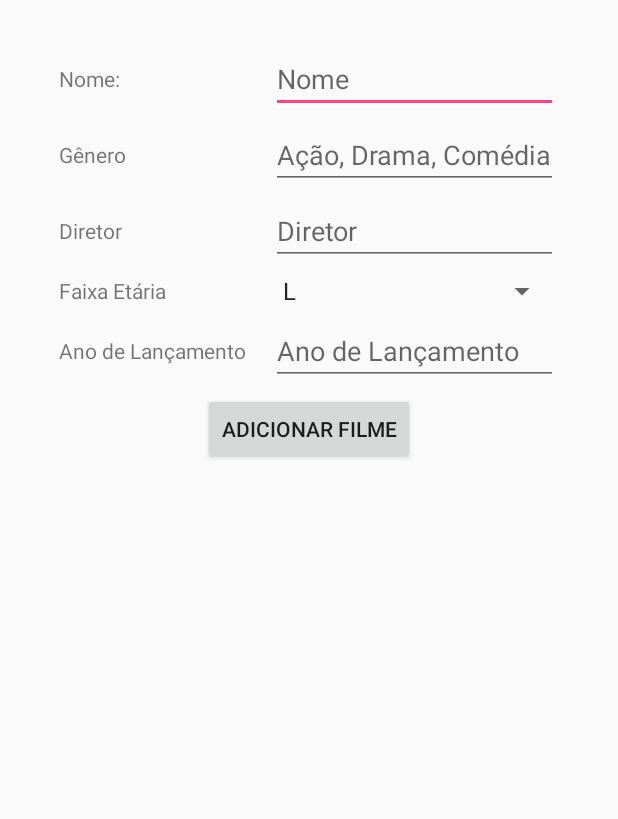
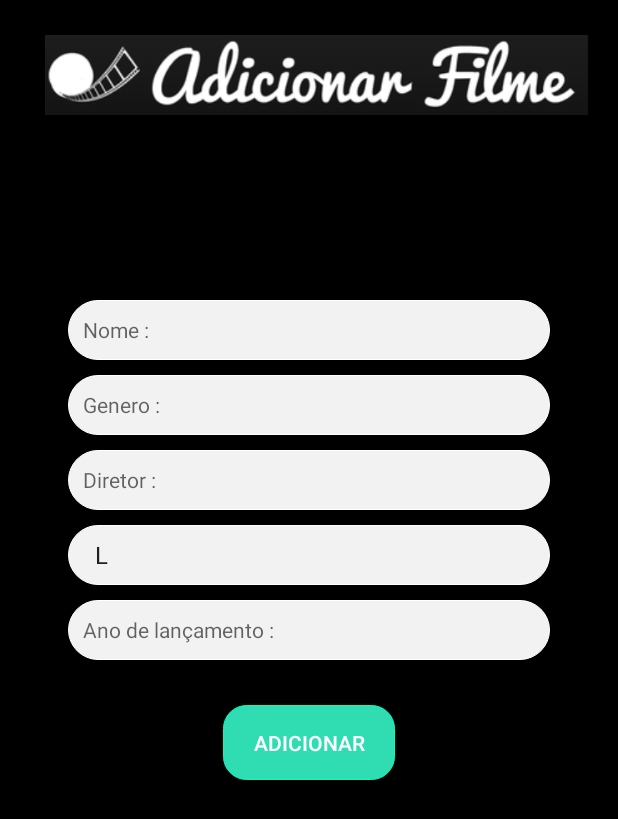
Before and after one commit to mtgo007/TP-01, an Android app: the AddFilme screen opened directly, with no data from a screen before it, on a phone screen of 412 x 824 dp. Shown: the top 819 px of the screen. Run offline under Robolectric (Android 15) with nearby library versions, the phone set to English and light mode, and no system bars; our stand-ins replace Firebase (no records; nobody signed in at launch, a user with empty details on screens opened directly); 1 statement that could not run was skipped.

```diff
--- a/app/build.gradle
+++ b/app/build.gradle
@@ -16,6 +16,7 @@ android {
             proguardFiles getDefaultProguardFile('proguard-android.txt'), 'proguard-rules.pro'
         }
     }
+    sourceSets { main { assets.srcDirs = ['src/main/assets', 'src/main/assets/fonts'] } }
 }
 
 dependencies {
--- a/app/src/main/java/com/mtgo007/movies/MainActivity.java
+++ b/app/src/main/java/com/mtgo007/movies/MainActivity.java
@@ -19,6 +19,8 @@ import com.google.firebase.database.ValueEventListener;
 public class MainActivity extends AppCompatActivity {
 
     private DatabaseReference mDatabase;
+
+
 
     @Override
     protected void onCreate(Bundle savedInstanceState) {
--- a/app/src/main/res/layout/activity_add_filme.xml
+++ b/app/src/main/res/layout/activity_add_filme.xml
@@ -1,93 +1,182 @@
 <?xml version="1.0" encoding="utf-8"?>
-<TableLayout xmlns:android="http://schemas.android.com/apk/res/android"
+<RelativeLayout xmlns:android="http://schemas.android.com/apk/res/android"
     xmlns:app="http://schemas.android.com/apk/res-auto"
     xmlns:tools="http://schemas.android.com/tools"
     android:layout_width="match_parent"
     android:layout_height="match_parent"
-    tools:context="com.mtgo007.movies.AddFilme">
+    tools:context="com.mtgo007.movies.AddFilme"
+    android:background="#000">
 
-    <TableRow android:gravity="center"
-        android:layout_marginTop="30dp">
-        <TextView
-            android:id="@+id/textView3"
-            android:layout_width="wrap_content"
-            android:layout_height="wrap_content"
-            android:text="Nome:" />
 
-        <EditText
+    <!--</TableRow>-->
+    <!--<TableRow android:gravity="center"-->
+        <!--android:layout_marginTop="5dp">-->
+        <!--<TextView-->
+            <!--android:id="@+id/textView6"-->
+            <!--android:layout_width="match_parent"-->
+            <!--android:layout_height="wrap_content"-->
+            <!--android:text="Faixa Etária"-->
+            <!--/>-->
+
+        <!--<Spinner-->
+            <!--android:id="@+id/faixaEtaria"-->
+            <!--android:layout_width="fill_parent"-->
+            <!--android:layout_height="wrap_content" />-->
+
+    <!--<TextView-->
+        <!--android:id="@+id/adicionar_titulo"-->
+        <!--android:layout_width="match_parent"-->
+        <!--android:layout_height="100dp"-->
+        <!--android:scaleType="fitCenter"-->
+        <!--android:layout_marginBottom="30dp"-->
+        <!--android:layout_marginLeft="35dp"-->
+        <!--android:text="Adicionar Filme"-->
+        <!--android:textColor="#000"-->
+        <!--android:textSize="45sp"-->
+        <!--android:layout_marginTop="50dp"-->
+        <!--/>-->
+
+
+    <ImageView
+        android:layout_width="match_parent"
+        android:layout_height="100dp"
+        android:id="@+id/Logo"
+        android:src="@drawable/addlogo"
+        android:scaleType="fitCenter"
+        android:layout_marginBottom="30dp"
+        android:layout_marginLeft="30dp"
+        />
+
+
+    <ImageView
+        android:id="@+id/addfilme-Backgroud"
+        android:layout_width="match_parent"
+
+        android:layout_height="match_parent"
+        android:layout_alignParentStart="true"
+        android:layout_alignParentTop="true"
+        android:scaleType="centerCrop" />
+
+
+
+<LinearLayout
+    android:layout_width="match_parent"
+    android:layout_height="match_parent"
+    android:orientation="vertical"
+    android:layout_marginStart="30dp"
+    android:layout_marginEnd="30dp"
+
+    >
+
+
+    <AutoCompleteTextView
+        android:layout_width="match_parent"
+        android:layout_height="40dp"
+        android:hint="Nome :"
+        android:background="@drawable/rounded_white"
+        android:layout_marginTop="200dp"
+        android:layout_marginStart="15dp"
+        android:layout_marginEnd="15dp"
+        android:textSize="14sp"
+        android:drawablePadding="5dp"
+        android:paddingStart="10dp"
+        android:layout_marginBottom="10dp"
         android:id="@+id/nome"
-            android:layout_width="wrap_content"
-            android:layout_height="wrap_content"
-            android:inputType="textPersonName"
-            android:hint="Nome" />
-    </TableRow>
-    <TableRow android:gravity="center"
-        android:layout_marginTop="5dp">
-        <TextView
-            android:id="@+id/textView4"
-            android:layout_width="wrap_content"
-            android:layout_height="wrap_content"
-            android:text="Gênero" />
 
-        <EditText
+        />
+    <AutoCompleteTextView
+        android:layout_width="match_parent"
+        android:layout_height="40dp"
+        android:hint="Genero :"
+        android:background="@drawable/rounded_white"
+        android:layout_marginStart="15dp"
+        android:layout_marginEnd="15dp"
+        android:textSize="14sp"
+        android:drawablePadding="5dp"
+        android:paddingStart="10dp"
+        android:inputType="textPassword"
         android:id="@+id/genero"
-            android:layout_width="wrap_content"
-            android:layout_height="wrap_content"
-            android:inputType="textPersonName"
-            android:hint="Ação, Drama, Comédia" />
-    </TableRow>
-    <TableRow android:gravity="center"
-        android:layout_marginTop="5dp">
-        <TextView
-            android:id="@+id/textView5"
-            android:layout_width="wrap_content"
-            android:layout_height="wrap_content"
-            android:text="Diretor" />
+        android:layout_marginBottom="10dp"
 
-        <EditText
+        />
+    <AutoCompleteTextView
+        android:layout_width="match_parent"
+        android:layout_height="40dp"
+        android:hint="Diretor :"
+        android:background="@drawable/rounded_white"
+        android:layout_marginStart="15dp"
+        android:layout_marginEnd="15dp"
+        android:textSize="14sp"
+        android:drawablePadding="5dp"
+        android:paddingStart="10dp"
+        android:inputType="textPassword"
         android:id="@+id/diretor"
-            android:layout_width="wrap_content"
-            android:layout_height="wrap_content"
-            android:inputType="textPersonName"
-            android:hint="Diretor" />
-    </TableRow>
-    <TableRow android:gravity="center"
-        android:layout_marginTop="5dp">
-        <TextView
-            android:id="@+id/textView6"
-            android:layout_width="match_parent"
-            android:layout_height="wrap_content"
-            android:text="Faixa Etária"
+        android:layout_marginBottom="10dp"
+
         />
+
+    <!--<TextView-->
+        <!--android:layout_width="match_parent"-->
+        <!--android:layout_height="40dp"-->
+        <!--android:layout_marginBottom="10dp"-->
+        <!--android:layout_marginEnd="15dp"-->
+        <!--android:layout_marginStart="15dp"-->
+        <!--android:background="@drawable/rounded_white"-->
+        <!--android:drawablePadding="5dp"-->
+        <!--android:hint="Faixa Etária :"-->
+        <!--android:paddingStart="10dp"-->
+        <!--android:textSize="14sp"-->
+
+        <!--/>-->
 
     <Spinner
         android:id="@+id/faixaEtaria"
-            android:layout_width="fill_parent"
-            android:layout_height="wrap_content" />
+        android:layout_width="match_parent"
+        android:layout_height="40dp"
+        android:layout_marginBottom="10dp"
+        android:layout_marginEnd="15dp"
+        android:layout_marginStart="15dp"
+        android:background="@drawable/rounded_white"
+        android:drawablePadding="5dp"
+        android:paddingStart="10dp"
+        android:hint="Faixa Etária :"
+        android:textSize="14sp"
+        android:spinnerMode="dialog"
 
-    </TableRow>
-    <TableRow android:gravity="center"
-        android:layout_marginTop="5dp">
-        <TextView
-            android:id="@+id/textView7"
-            android:layout_width="match_parent"
-            android:layout_height="wrap_content"
-            android:text="Ano de Lançamento"
         />
 
-        <EditText
+
+    <AutoCompleteTextView
+        android:layout_width="match_parent"
+        android:layout_height="40dp"
+        android:hint="Ano de lançamento :"
+        android:background="@drawable/rounded_white"
+        android:layout_marginStart="15dp"
+        android:layout_marginEnd="15dp"
+        android:textSize="14sp"
+        android:drawablePadding="5dp"
+        android:paddingStart="10dp"
+        android:inputType="textPassword"
         android:id="@+id/ano"
-            android:layout_width="wrap_content"
-            android:layout_height="wrap_content"
-            android:inputType="textPersonName"
-            android:hint="Ano de Lançamento" />
-    </TableRow>
-    <TableRow android:gravity="center"
-        android:layout_marginTop="5dp">
+        android:layout_marginBottom="10dp"
+
+        />
+
+
     <Button
         android:id="@+id/add"
         android:layout_width="wrap_content"
-            android:layout_height="wrap_content"
-            android:text="Adicionar Filme" />
-    </TableRow>
-</TableLayout>
+        android:layout_height="50dp"
+        android:layout_gravity="center"
+        android:layout_marginBottom="36dp"
+        android:layout_marginTop="20dp"
+        android:background="@drawable/register_button"
+        android:paddingLeft="20dp"
+        android:paddingRight="20dp"
+        android:text="Adicionar"
+        android:textColor="#FFFFFF"
+        android:textStyle="normal" />
+
+    </LinearLayout>
+
+</RelativeLayout>
--- a/app/src/main/res/layout/activity_cadastar.xml
+++ b/app/src/main/res/layout/activity_cadastar.xml
@@ -13,7 +13,7 @@
         android:layout_width="match_parent"
         android:layout_height="100dp"
         android:id="@+id/Logo"
-        android:src="@drawable/logo"
+        android:src="@drawable/cadastrarlogo"
         android:scaleType="fitCenter"
         android:layout_marginBottom="30dp"
         android:layout_marginLeft="30dp"
@@ -44,12 +44,11 @@
         <AutoCompleteTextView
             android:layout_width="match_parent"
             android:layout_height="40dp"
-            android:hint="Username"
+            android:hint="Usuário :"
             android:background="@drawable/rounded_white"
             android:layout_marginTop="200dp"
             android:layout_marginStart="15dp"
             android:layout_marginEnd="15dp"
-            android:drawableLeft="@drawable/ic_user_icon"
             android:textSize="14sp"
             android:drawablePadding="5dp"
             android:paddingStart="10dp"
@@ -59,11 +58,10 @@
         <AutoCompleteTextView
             android:layout_width="match_parent"
             android:layout_height="40dp"
-            android:hint="Senha"
+            android:hint="Senha :"
             android:background="@drawable/rounded_white"
             android:layout_marginStart="15dp"
             android:layout_marginEnd="15dp"
-            android:drawableLeft="@drawable/ic_pass_icon"
             android:textSize="14sp"
             android:drawablePadding="5dp"
             android:paddingStart="10dp"
@@ -75,11 +73,10 @@
         <AutoCompleteTextView
             android:layout_width="match_parent"
             android:layout_height="40dp"
-            android:hint="Confirme Sua Senha"
+            android:hint="Confirmar Senha :"
             android:background="@drawable/rounded_white"
             android:layout_marginStart="15dp"
             android:layout_marginEnd="15dp"
-            android:drawableLeft="@drawable/ic_confirm_icon"
             android:textSize="14sp"
             android:drawablePadding="5dp"
             android:paddingStart="10dp"
--- a/app/src/main/res/layout/activity_main.xml
+++ b/app/src/main/res/layout/activity_main.xml
@@ -4,7 +4,8 @@
     xmlns:tools="http://schemas.android.com/tools"
     android:layout_width="match_parent"
     android:layout_height="match_parent"
-    tools:context="com.mtgo007.movies.MainActivity">
+    tools:context="com.mtgo007.movies.MainActivity"
+    >
 
 
     <ImageView
```
Also changed, not shown: app/src/main/java/com/mtgo007/movies/AddFilme.java (+10 -0 lines), app/src/main/assets/fonts/cantate_beveled.ttf (added), app/src/main/assets/fonts/hungergames.ttf (added), app/src/main/assets/fonts/propagan.ttf (added), app/src/main/res/drawable/addlogo.png (added), app/src/main/res/drawable/cadastrarlogo.png (added). Lines whose indentation alone changed are shown as unchanged.
